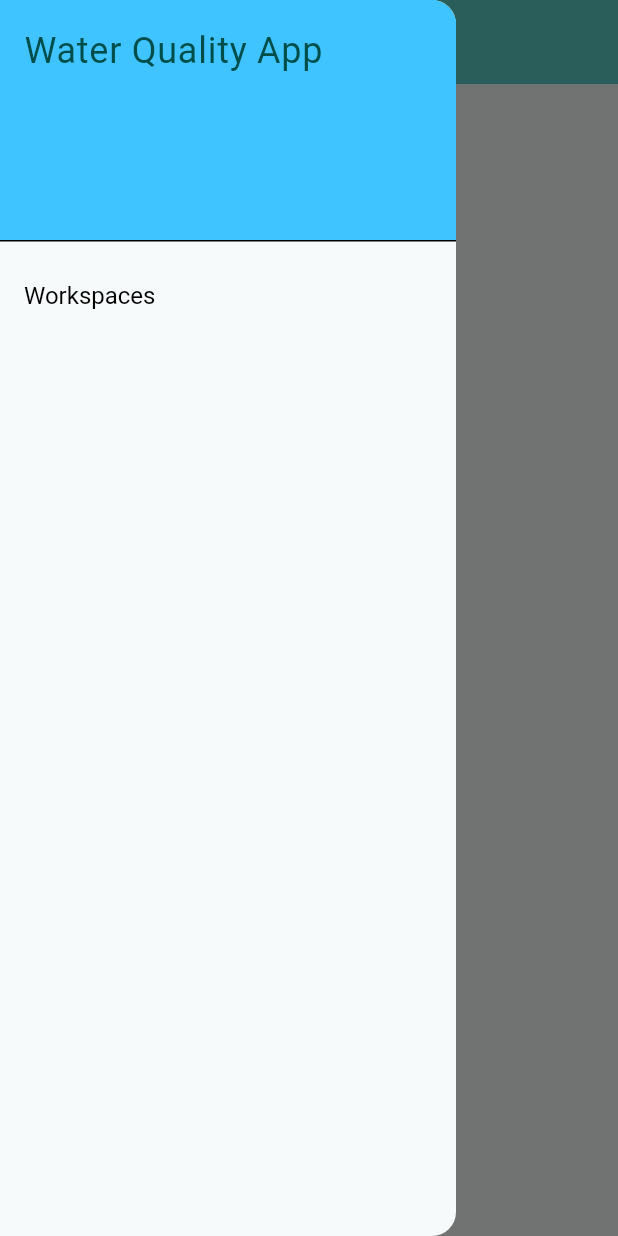
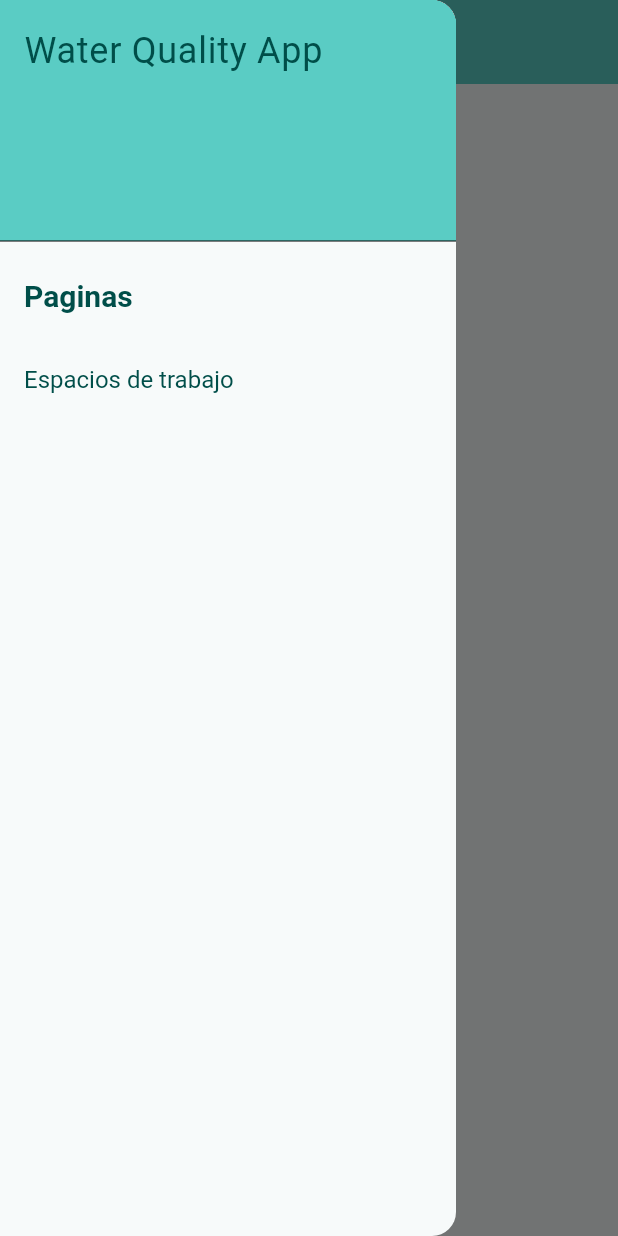
Before and after one commit to Emmanueloz/frontend_water_quality, a Flutter app: the screen it shows after launch, with the side drawer open, on a phone screen of 412 x 824 dp. Run offline on Flutter 3.47's test engine with Material 3 defaults, Android fonts, the phone set to English and light mode, and no system bars; our stand-ins replace go_router; missing offline and left inert: girix_code_gauge.

Commit message:
fix(workspace | dashboard) agregar mas elementos por pagina al drawer, cambiar el estilo al dropdownmenu

```diff
--- a/lib/core/theme/theme.dart
+++ b/lib/core/theme/theme.dart
@@ -120,18 +120,19 @@ class AppTheme {
       dropdownMenuTheme: DropdownMenuThemeData(
         textStyle: textTheme.bodyMedium,
         inputDecorationTheme: InputDecorationTheme(
-          border: OutlineInputBorder(
-            borderRadius: BorderRadius.circular(8),
+          labelStyle: textTheme.bodyLarge,
+          floatingLabelStyle: textTheme.bodyLarge,
+          suffixIconColor: colorScheme.primary,
+          enabledBorder: OutlineInputBorder(
             borderSide: BorderSide(
-              color: colorScheme.secondary,
-              width: 1,
+              color: colorScheme.primary,
+              width: 2,
             ),
           ),
           focusedBorder: OutlineInputBorder(
-            borderRadius: BorderRadius.circular(8),
             borderSide: BorderSide(
-              color: colorScheme.secondary,
-              width: 0,
+              color: colorScheme.primary,
+              width: 2,
             ),
           ),
         ),
--- a/lib/presentation/widgets/common/drawer_navigation.dart
+++ b/lib/presentation/widgets/common/drawer_navigation.dart
@@ -5,26 +5,44 @@ import 'package:go_router/go_router.dart';
 
 class DrawerNavigation extends StatelessWidget {
   final String title;
-  const DrawerNavigation({super.key, required this.title});
+  final List<Widget>? children;
+  const DrawerNavigation({
+    super.key,
+    required this.title,
+    this.children,
+  });
 
   @override
   Widget build(BuildContext context) {
     return Drawer(
       child: ListView(
+        padding: EdgeInsets.zero,
         children: [
           DrawerHeader(
-            decoration: BoxDecoration(color: Colors.lightBlueAccent),
+            decoration: BoxDecoration(
+              color: Theme.of(context).primaryColor,
+              border: Border.all(
+                width: 0,
+                color: Theme.of(context).primaryColor,
+              ),
+            ),
             child: Text(
               title,
               style: TextStyle(fontSize: 24),
             ),
           ),
           ListTile(
+            title: Text(
+              "Paginas",
+              style: Theme.of(context)
+                  .textTheme
+                  .titleLarge
+                  ?.copyWith(fontWeight: FontWeight.bold),
+            ),
+          ),
+          ListTile(
             title: const Text(
-              "Workspaces",
-              style: TextStyle(
-                color: Colors.black,
-              ),
+              "Espacios de trabajo",
             ),
             onTap: () {
               context.goNamed(Routes.listWorkspace.name, pathParameters: {
@@ -32,6 +50,17 @@ class DrawerNavigation extends StatelessWidget {
               });
             },
           ),
+          if (children != null)
+            ListTile(
+              title: Text(
+                "Secciones",
+                style: Theme.of(context)
+                    .textTheme
+                    .titleLarge
+                    ?.copyWith(fontWeight: FontWeight.bold),
+              ),
+            ),
+          ...?children,
         ],
       ),
     );
--- a/lib/presentation/widgets/layout/layout.dart
+++ b/lib/presentation/widgets/layout/layout.dart
@@ -7,6 +7,7 @@ import 'package:frontend_water_quality/presentation/widgets/layout/responsive_sc
 class Layout extends StatelessWidget {
   final String title;
   final Widget? body;
+  final List<Widget>? childrenDrawer;
   final Widget Function(BuildContext context, ScreenSize screenSize)? builder;
 
   const Layout({
@@ -14,6 +15,7 @@ class Layout extends StatelessWidget {
     required this.title,
     this.body,
     this.builder,
+    this.childrenDrawer,
   });
 
   @override
@@ -26,7 +28,7 @@ class Layout extends StatelessWidget {
           appBar: AppBar(
             title: Text(title),
           ),
-          drawer: DrawerNavigation(title: title),
+          drawer: DrawerNavigation(title: title, children: childrenDrawer),
           body: builder!(context, screenSize),
         );
       }
```
Also changed, not shown: lib/presentation/pages/view_workspace.dart (+37 -9 lines), 12 other files.
